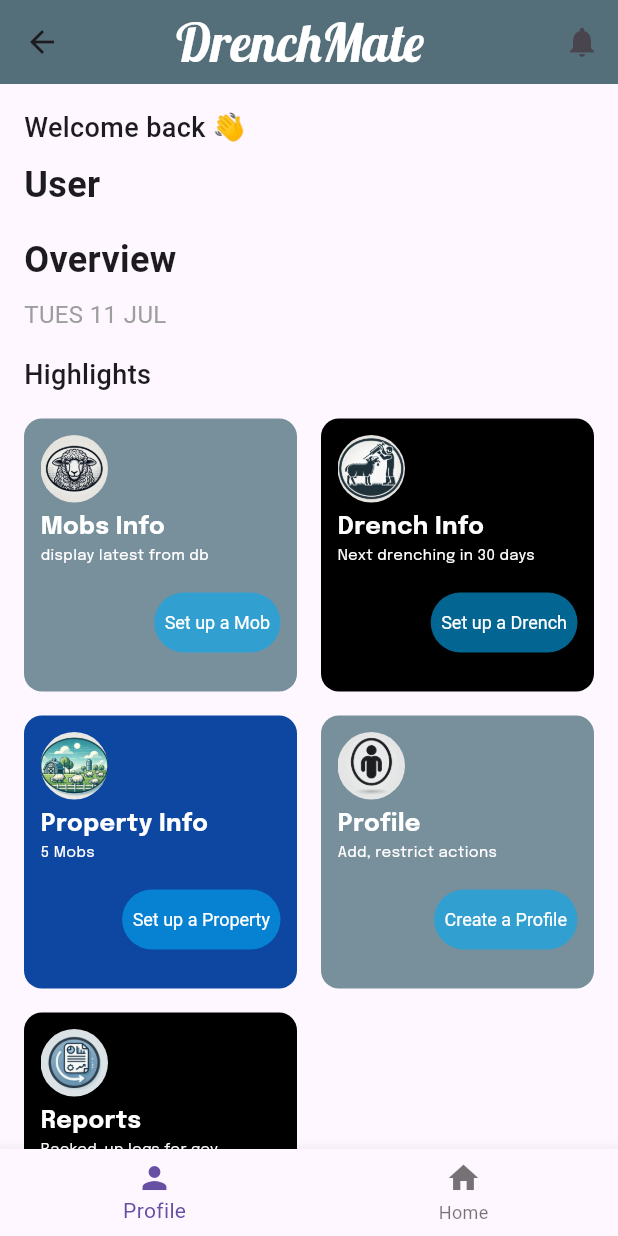
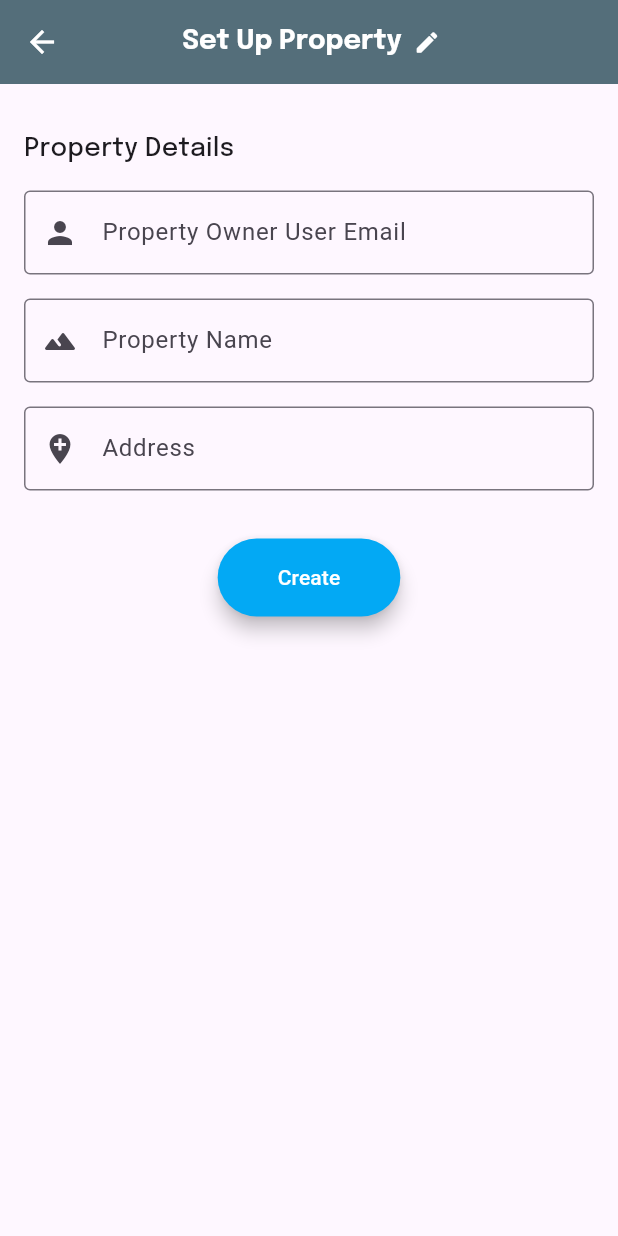
Before and after one commit to mn-nao-ren/drenchmate1017, a Flutter app: the DashboardScreen screen opened by its route, after a tap on "Set up a Property", on a phone screen of 412 x 824 dp. Run offline on Flutter 3.47's test engine with Material 3 defaults, Android fonts, the phone set to English and light mode, and no system bars; our stand-ins replace cloud_firestore, firebase_auth, firebase_core, google_fonts, modal_progress_hud_nsn; accounts and stored records are empty.

Commit message:
added property use case

```diff
--- /dev/null
+++ b/lib/business_logic/models/property.dart
@@ -0,0 +1,46 @@
+import 'package:cloud_firestore/cloud_firestore.dart';
+
+class Property {
+
+  String ownerEmail;
+  String propertyName;
+  String location;
+  DateTime createdAt;
+
+  Property({
+
+    required this.ownerEmail,
+    required this.propertyName,
+    required this.location,
+    required this.createdAt,
+  });
+
+  // Convert a Property instance to a map
+  Map<String, dynamic> toMap() {
+    return {
+
+      'ownerEmail': ownerEmail,
+      'propertyName': propertyName,
+      'location': location,
+      'createdAt': createdAt.toIso8601String(),
+    };
+  }
+
+  // Create a Property instance from a map
+  factory Property.fromMap(Map<String, dynamic> map) {
+    return Property(
+
+      ownerEmail: map['ownerEmail'],
+      propertyName: map['propertyName'],
+      location: map['location'],
+      createdAt: DateTime.parse(map['createdAt']),
+    );
+  }
+
+
+  @override
+  String toString() {
+    return 'Property{ownerEmail: $ownerEmail, propertyName: $propertyName, location: $location, createdAt: $createdAt}';
+  }
+
+}
--- a/lib/main.dart
+++ b/lib/main.dart
@@ -3,7 +3,7 @@
 import 'package:firebase_core/firebase_core.dart';
 import 'infrastructure/network/firebase_options.dart';
 import 'package:drenchmate_2024/presentation/screens/home_landing_page.dart';
-
+import 'package:drenchmate_2024/presentation/screens/setup_property_screen.dart';
 import 'package:drenchmate_2024/presentation/screens/email_registration_page.dart';
 import 'package:drenchmate_2024/presentation/screens/dashboard_view.dart';
 import 'package:drenchmate_2024/presentation/screens/create_profile.dart'; // class name CreateProfileScreen
@@ -34,6 +34,7 @@
         DashboardScreen.id: (context) => const DashboardScreen(),
         CreateProfileScreen.id: (context) => const CreateProfileScreen(),
         GenerateReportScreen.id: (context) => GenerateReportScreen(),
+        SetupPropertyScreen.id: (context) => SetupPropertyScreen(),
 
         // CreateProfileScreen.id: (context) => const CreateProfileScreen(),
       },
--- a/lib/presentation/components/rounded_button.dart
+++ b/lib/presentation/components/rounded_button.dart
@@ -1,9 +1,6 @@
 import 'package:flutter/material.dart';
 
-// example usage: RoundedButton(title: 'Log In', colour: Colors.lightBlueAccent, onPressed: () {
-// Navigator.pushNamed(context, LoginScreen.id);
-// },
-// );
+
 
 class RoundedButton extends StatelessWidget {
   const RoundedButton({super.key,
--- a/lib/presentation/screens/add_treatment_screen.dart
+++ /dev/null
@@ -1,18 +0,0 @@
-import 'package:flutter/material.dart';
-
-class AddTreatmentScreen extends StatelessWidget {
-  const AddTreatmentScreen({super.key});
-
-  @override
-  Widget build(BuildContext context) {
-    return Scaffold(
-      appBar: AppBar(
-        title: const Text('Add Treatment'),
-        backgroundColor: Colors.teal,
-      ),
-      body: const Center(
-        child: Text('Add Treatment Screen'),
-      ),
-    );
-  }
-}
--- a/lib/presentation/screens/dashboard_view.dart
+++ b/lib/presentation/screens/dashboard_view.dart
@@ -4,6 +4,7 @@
 import 'package:drenchmate_2024/presentation/components/bottom_navigation_bar.dart';
 import 'package:drenchmate_2024/presentation/screens/create_profile.dart';
 import 'package:drenchmate_2024/presentation/screens/generate_report_screen.dart';
+import 'package:drenchmate_2024/presentation/screens/setup_property_screen.dart';
 
 class DashboardScreen extends StatelessWidget {
   static const id = 'dashboard_screen';
@@ -15,10 +16,16 @@
     return Scaffold(
       appBar: AppBar(
         // iconTheme: ,
-        title: Text(
-          '      DrenchMate',
-          style: GoogleFonts.lobster(
-              color: Colors.white, fontSize: 35, fontWeight: FontWeight.w400),
+        title: Row(
+          children: [
+            const SizedBox(height: 40, width: 14),
+            ClipOval(child: Image.asset('assets/icon/mob.png', height: 40, width: 40)),
+            Text(
+            ' DrenchMate',
+            style: GoogleFonts.lobster(
+                color: Colors.white, fontSize: 35, fontWeight: FontWeight.w400),
+            ),
+          ],
         ),
         backgroundColor: Colors.blueGrey.shade600, //Colors.blue.shade900,
         elevation: 0,
@@ -98,7 +105,7 @@
                       subtitle: '5 Mobs',
                       buttonText: 'Set up a Property',
                       onButtonPressed: () {
-                        // add action
+                        Navigator.pushNamed(context, SetupPropertyScreen.id);
                       },
                     ),
                     HighlightCard(
--- a/lib/presentation/screens/login_page.dart
+++ b/lib/presentation/screens/login_page.dart
@@ -40,8 +40,8 @@
                   ClipOval(
                     child: Image.asset(
                       'assets/drenchmate_logo.png',
-                        height: 350,
-                        width: 350,
+                        height: 280,
+                        width: 280,
                         fit:BoxFit.cover
                     ),
                   ),
--- /dev/null
+++ b/lib/presentation/screens/setup_property_screen.dart
@@ -0,0 +1,137 @@
+
+import 'package:flutter/material.dart';
+import 'package:google_fonts/google_fonts.dart';
+import 'package:cloud_firestore/cloud_firestore.dart';
+import 'package:drenchmate_2024/business_logic/services/firestore_service.dart';
+
+class SetupPropertyScreen extends StatefulWidget {
+  static String id = 'setup_property_screen';
+
+  const SetupPropertyScreen({super.key});
+
+  @override
+  _SetupPropertyScreenState createState() => _SetupPropertyScreenState();
+}
+
+class _SetupPropertyScreenState extends State<SetupPropertyScreen> {
+  final FirebaseFirestore _firestore = FirebaseFirestore.instance;
+  final FirestoreService _firestoreService = FirestoreService();
+
+  final TextEditingController _ownerEmailController = TextEditingController();
+  final TextEditingController _propertyNameController = TextEditingController();
+  final TextEditingController _addressController = TextEditingController();
+
+  @override
+  Widget build(BuildContext context) {
+    return Scaffold(
+      appBar: AppBar(
+        backgroundColor: Colors.blueGrey.shade600,
+        foregroundColor: Colors.white,
+        title: Row(
+          children: [
+            Text(
+              '           Set Up Property',
+              style: GoogleFonts.epilogue(
+                fontWeight: FontWeight.bold,
+                fontSize: 18,
+              ),
+            ),
+            const SizedBox(width: 8),
+            const Icon(Icons.create_rounded, size: 18),
+          ],
+        ),
+        centerTitle: true,
+      ),
+      body: Padding(
+        padding: const EdgeInsets.all(16.0),
+        child: Column(
+          crossAxisAlignment: CrossAxisAlignment.start,
+          children: [
+            const SizedBox(height: 15),
+            Text(
+              'Property Details',
+              style: GoogleFonts.epilogue(
+                fontWeight: FontWeight.w500,
+                fontSize: 17,
+              )
+              //TextStyle(fontSize: 20, fontWeight: FontWeight.w400),
+            ),
+
+
+            const SizedBox(height: 16),
+            TextFormField(
+              decoration: const InputDecoration(
+                labelText: 'Property Owner User Email',
+                border: OutlineInputBorder(),
+                prefixIcon: Icon(Icons.person),
+              ),
+            ),
+            const SizedBox(height: 16),
+            TextFormField(
+              decoration: const InputDecoration(
+                labelText: 'Property Name',
+
+                border: OutlineInputBorder(),
+                prefixIcon: Icon(Icons.landscape_rounded),
+              ),
+            ),
+            const SizedBox(height: 16),
+            TextFormField(
+              decoration: const InputDecoration(
+                labelText: 'Address',
+                border: OutlineInputBorder(),
+                prefixIcon: Icon(Icons.add_location),
+              ),
+            ),
+
+            const SizedBox(height: 32),
+            Center(
+              child: ElevatedButton(
+                onPressed: () async {
+                  try {
+                    final String ownerEmail = _ownerEmailController.text.trim();
+                    final String propertyName = _propertyNameController.text.trim();
+                    final String address = _addressController.text.trim();
+                    final DateTime createdAt = DateTime.now();
+
+                    if (createdAt != null) {
+                      await _firestoreService.savePropertyData(
+                        ownerEmail, // Assuming owner email is used as a userId
+                        propertyName,
+                        address,
+                        createdAt,
+                      );
+
+                      // Show success message or navigate to another screen
+                      ScaffoldMessenger.of(context).showSnackBar(
+                        const SnackBar(content: Text('Property created successfully!')),
+
+                      );
+                      Navigator.of(context).pop();
+                    } else {
+                      // Show error message if fields are empty
+                      ScaffoldMessenger.of(context).showSnackBar(
+                        const SnackBar(content: Text('Please fill in all fields')),
+                      );
+                    }
+                  } catch (e) {
+                    // handle error
+                  }
+
+                },
+                style: ElevatedButton.styleFrom(
+                  padding: const EdgeInsets.symmetric(horizontal: 40, vertical: 16),
+                  backgroundColor: Colors.lightBlue,
+                  foregroundColor: Colors.white,
+                  elevation: 5.0
+                ),
+                child: const Text('Create', style: TextStyle(fontSize: 14)),
+
+              ),
+            ),
+          ],
+        )
+      )
+    );
+  }
+}
```
Also changed, not shown: lib/business_logic/services/firestore_service.dart (+10 -13 lines), lib/presentation/screens/authentication_screen.dart (deleted, +0 -109 lines), lib/presentation/screens/base_screen.dart (deleted, +0 -108 lines), lib/presentation/screens/treatment_log_screen.dart (deleted, +0 -42 lines), lib/presentation/screens/treatment_screen.dart (deleted, +0 -196 lines).
